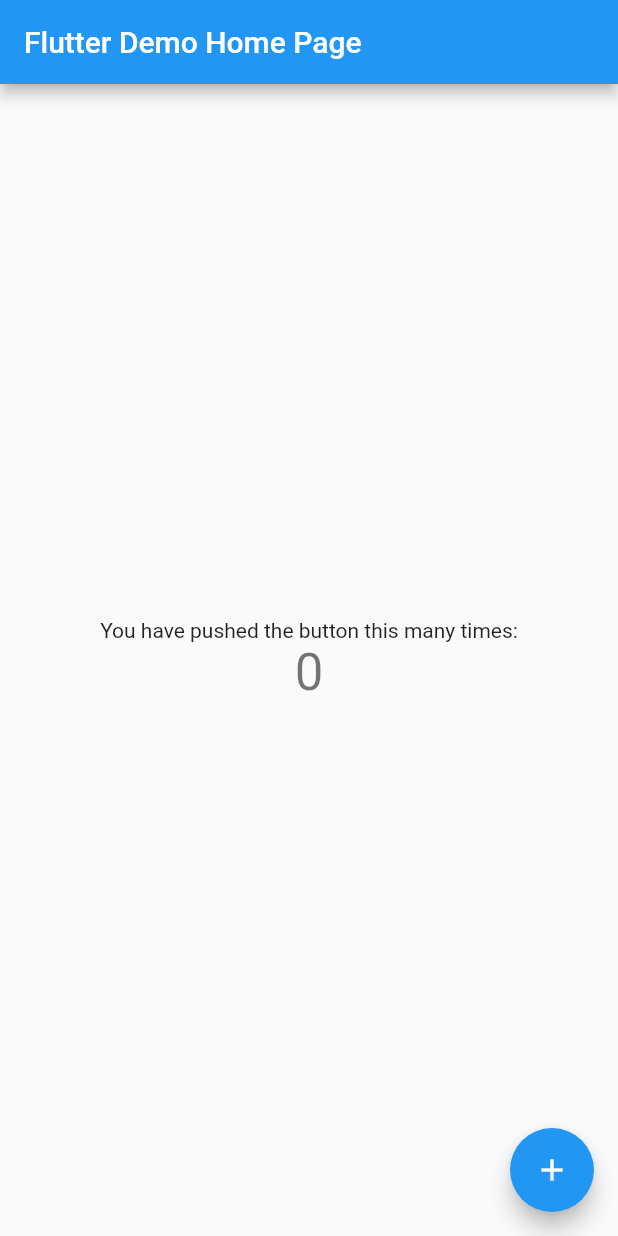
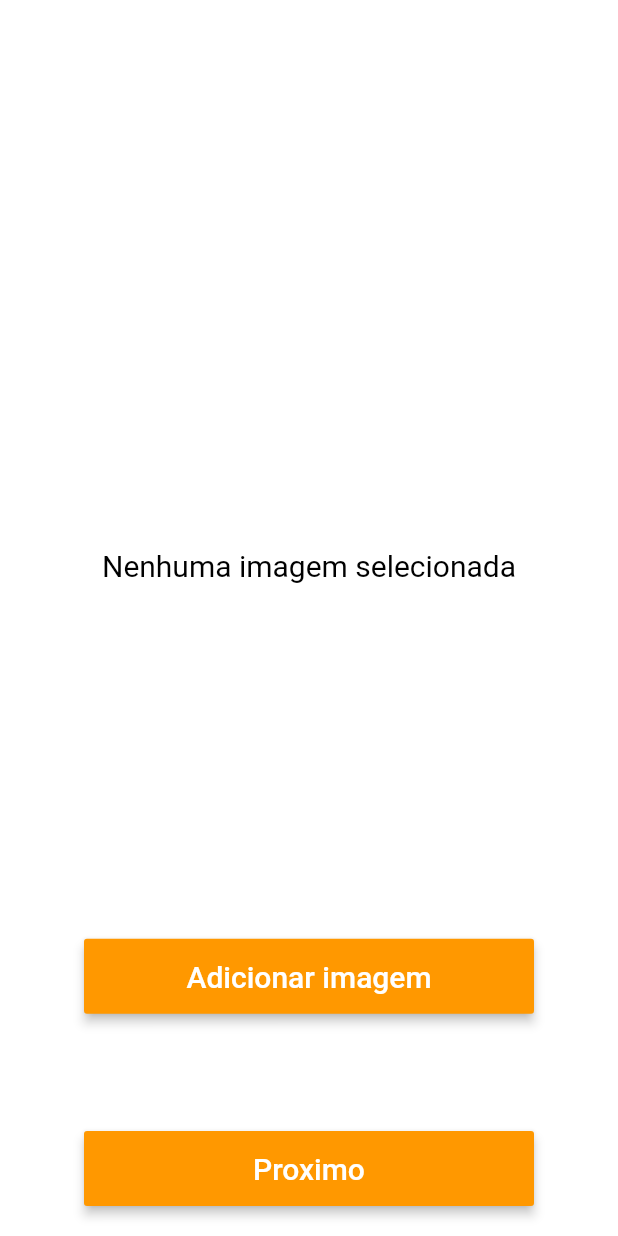
Before and after one commit to zfortes/conexaounb, a Flutter app: the screen it shows after launch, on a phone screen of 412 x 824 dp. Run offline on Flutter 3.47's test engine with Material 2 defaults, Android fonts, the phone set to English and light mode, and no system bars; our stand-ins replace image_picker.

Commit message:
Implementado relato

```diff
--- /dev/null
+++ b/lib/configs/configs.dart
@@ -0,0 +1,3 @@
+class Configs{
+  static const ipServer = "http://192.168.42.80:8081";
+}
--- a/lib/main.dart
+++ b/lib/main.dart
@@ -1,3 +1,5 @@
+import 'package:conexaounb/screens/relato/addImage.dart';
+import 'package:conexaounb/screens/relato/relato.dart';
 import 'package:flutter/material.dart';
 
 void main() => runApp(MyApp());
@@ -20,7 +22,7 @@ class MyApp extends StatelessWidget {
         // is not restarted.
         primarySwatch: Colors.blue,
       ),
-      home: MyHomePage(title: 'Flutter Demo Home Page'),
+      home: AddImage(),
     );
   }
 }
--- /dev/null
+++ b/lib/screens/relato/addImage.dart
@@ -0,0 +1,129 @@
+import 'dart:io';
+import 'package:conexaounb/screens/relato/relato.dart';
+import 'package:image_picker/image_picker.dart';
+import 'package:flutter/material.dart';
+
+class AddImage extends StatefulWidget {
+  @override
+  _AddImageState createState() => _AddImageState();
+}
+
+class _AddImageState extends State<AddImage> {
+
+  File _image;
+
+  @override
+  Widget build(BuildContext context) {
+    double width = MediaQuery.of(context).size.width;
+    double height = MediaQuery.of(context).size.height;
+    return Material(
+      color: Colors.white,
+      child: SafeArea(
+          child: Stack(
+              children: <Widget>[
+                Container(
+                  child: Column(
+                    crossAxisAlignment: CrossAxisAlignment.center,
+                    mainAxisAlignment: MainAxisAlignment.center,
+                    children: <Widget>[
+    //                Image.asset('assets/logo.png'),
+                      //SizedBox(height: 100,),
+                      Container(
+
+                          height: height/1.8,
+                          child: Center(
+                            child: _image == null
+                                ? SemImagem()
+                                : ComImagem(file: _image),
+                          )
+                      ),
+                      SizedBox(height: 20,),
+                      Container(
+                          width: 300.0,
+                          height: 50,
+                          child: RaisedButton(
+                            elevation: 3,
+                            color: Colors.orange,
+                            child: Text(
+                                'Adicionar imagem',
+                                style: TextStyle(fontSize: 20, color: Colors.white)
+                            ),
+                            onPressed: () {
+                              getImage();
+                            },
+                          )
+                      ),
+
+                    ],
+                  )
+                ),
+                SizedBox(height: 20,),
+                Align(
+                  alignment: Alignment(0,1),
+                  child: Padding(
+                    padding: EdgeInsets.all(20),
+                      child: Container(
+                          width: 300.0,
+                          height: 50,
+                          child: RaisedButton(
+                            elevation: 3,
+                            color: Colors.orange,
+                            child: Text(
+                                'Proximo',
+                                style: TextStyle(fontSize: 20, color: Colors.white)
+                            ),
+                            onPressed: () {
+                              if (_image != null) {
+                                Navigator.push(
+                                  context,
+                                  MaterialPageRoute(builder: (context) =>
+                                      Relato(image: _image,)),
+                                );
+                              }
+                            },
+                          )
+                      )
+                  ),
+                ),
+              ]
+          ),
+      ),
+    );
+  }
+
+  Future getImage() async {
+    var image = await ImagePicker.pickImage(source: ImageSource.camera);
+
+    setState(() {
+      _image = image;
+    });
+  }
+}
+
+
+class SemImagem extends StatelessWidget {
+  String texto = 'Nenhuma imagem selecionada';
+  @override
+  Widget build(BuildContext context) {
+    return Align(
+        alignment: Alignment.center,
+          child: Text(texto, style: TextStyle(fontSize: 20, color: Colors.black))
+    );
+  }
+}
+
+class ComImagem extends StatelessWidget {
+  File file;
+  ComImagem({this.file});
+  @override
+  Widget build(BuildContext context) {
+    return Container(
+      width: Image.file(file).width,
+      height: Image.file(file).height,
+      child: Card(
+        elevation: 5,
+        child: Image.file(file),
+      )
+    );
+  }
+}
--- a/pubspec.yaml
+++ b/pubspec.yaml
@@ -28,6 +28,8 @@ dev_dependencies:
   flutter_test:
     sdk: flutter
   http: ^0.12.0+2
+  image_picker: ^0.6.2
+
 
 
 
```
Also changed, not shown: lib/modals/servico.dart (added, +36 -0 lines), lib/screens/relato/relato.dart (added, +225 -0 lines), pubspec.lock.
